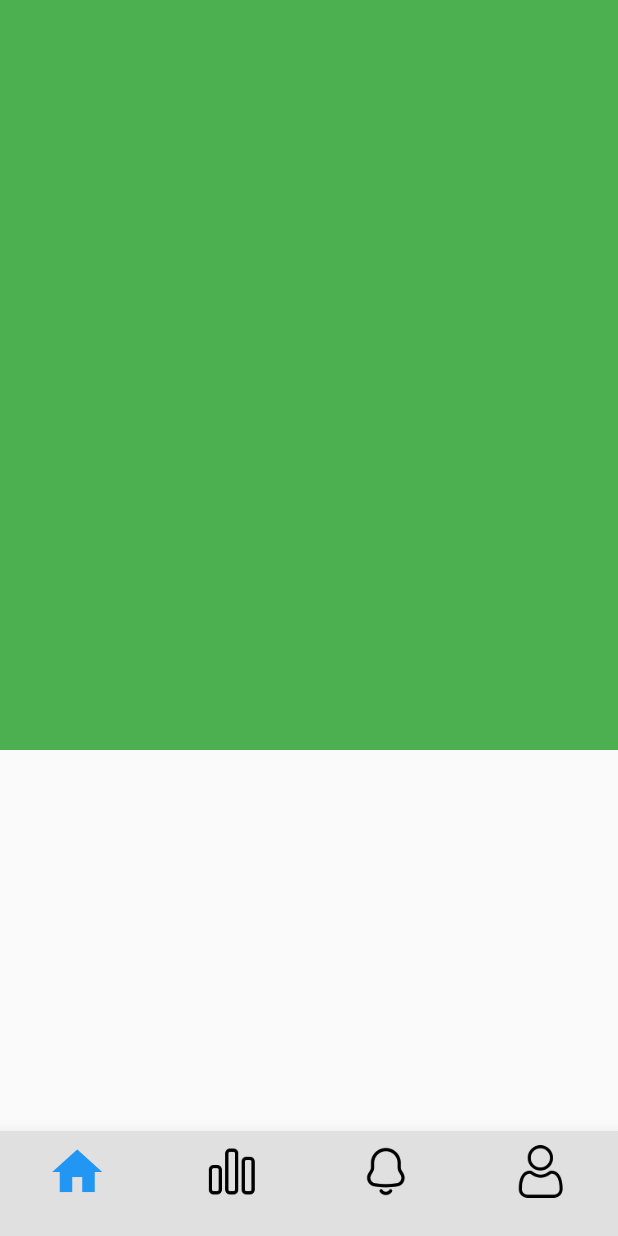
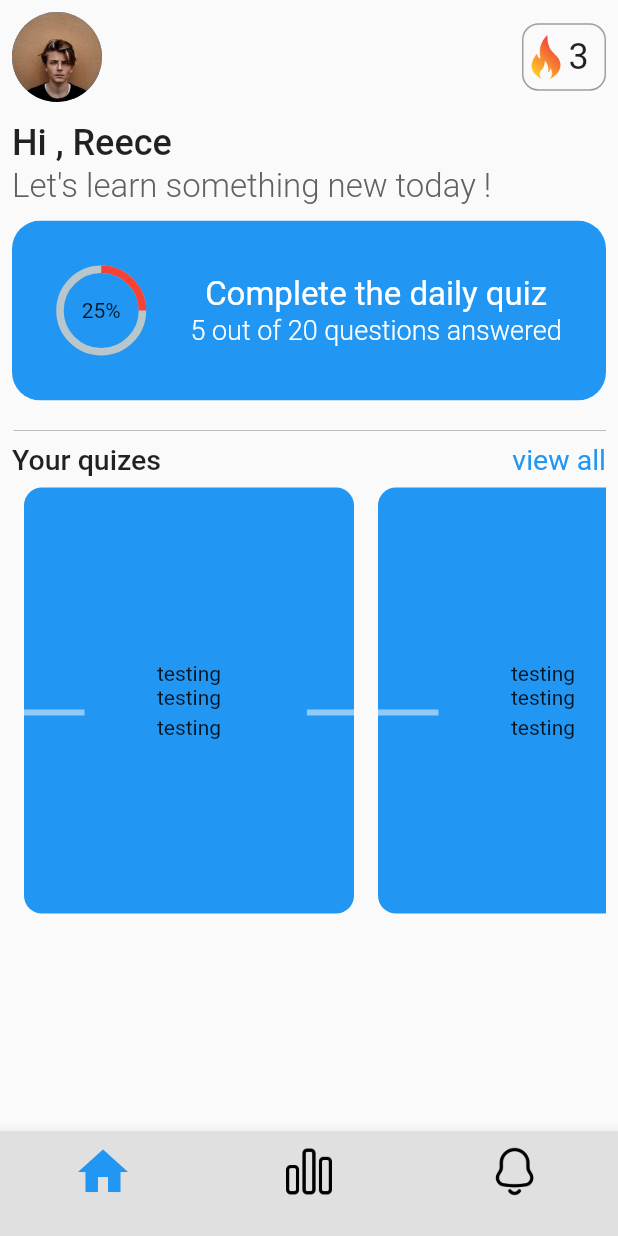
Before and after one commit to Adomakojohn/quizapp, a Flutter app: the screen it shows after launch, on a phone screen of 412 x 824 dp. Run offline on Flutter 3.47's test engine with Material 2 defaults, Android fonts, the phone set to English and light mode, and no system bars; drawn by our look-alikes of percent_indicator; our stand-ins replace google_fonts.

Commit message:
made some changes

```diff
--- /dev/null
+++ b/lib/models/your_quiz_model.dart
@@ -0,0 +1,39 @@
+import 'package:flutter/material.dart';
+
+class YourQuizModel extends StatefulWidget {
+  final String subjectName;
+  final String answeredQuestion;
+  final String questions;
+  const YourQuizModel({
+    super.key,
+    required this.subjectName ,
+    required this.answeredQuestion,
+    required this.questions
+  });
+
+  @override
+  State<YourQuizModel> createState() => _YourQuizModelState();
+}
+
+class _YourQuizModelState extends State<YourQuizModel> {
+  @override
+  Widget build(BuildContext context) {
+    return Padding(
+      padding: const EdgeInsets.all(8.0),
+      child: Container(
+        height: 160,
+        width: 220,
+        decoration: BoxDecoration(
+            color: Colors.blue, borderRadius: BorderRadius.circular(12),),
+            child: Column( crossAxisAlignment: CrossAxisAlignment.center,mainAxisAlignment: MainAxisAlignment.center,
+              children: [
+                Text(widget.subjectName),
+                Text(widget.answeredQuestion),
+                const LinearProgressIndicator(),
+                Text(widget.questions)
+              ],
+            ),
+      ),
+    );
+  }
+}
--- a/lib/screens/bottom_nav_bar.dart
+++ b/lib/screens/bottom_nav_bar.dart
@@ -10,7 +10,7 @@ class BottomNavBar extends StatefulWidget {
 }
 
 class _BottomNavBarState extends State<BottomNavBar> {
-  final List _pages = [const HomePage(),Container(),Container(),Container(),];
+  final List _pages = [const HomePage(),Container(),Container(),];
   int _selectedIndex = 0;
   void _navigateBottomBar(int index) {
     setState(() {
@@ -46,13 +46,6 @@ class _BottomNavBarState extends State<BottomNavBar> {
                 height: 35,
               ),
               label: ""),
-          BottomNavigationBarItem(
-              icon: Image.asset(
-                "Assets/icons/user.png",
-                width: 35,
-                height: 35,
-              ),
-              label: ""),
         ],
       ),
     );
--- a/lib/screens/home_screen.dart
+++ b/lib/screens/home_screen.dart
@@ -1,4 +1,7 @@
 import 'package:flutter/material.dart';
+import 'package:google_fonts/google_fonts.dart';
+import 'package:percent_indicator/circular_percent_indicator.dart';
+import 'package:quizapp/models/your_quiz_model.dart';
 
 class HomePage extends StatefulWidget {
   const HomePage({super.key});
@@ -10,11 +13,148 @@ class HomePage extends StatefulWidget {
 class _HomePageState extends State<HomePage> {
   @override
   Widget build(BuildContext context) {
-    return  Scaffold(
-      body: Container(
-        height: 500,
-        width: 500,
-        color: Colors.green,
+    return Scaffold(
+      body: SafeArea(
+        child: Padding(
+          padding: const EdgeInsets.all(8.0),
+          child: SingleChildScrollView(
+            physics: const BouncingScrollPhysics(),
+            child: Column(
+              crossAxisAlignment: CrossAxisAlignment.start,
+              children: [
+                Row(
+                  mainAxisAlignment: MainAxisAlignment.spaceBetween,
+                  children: [
+                    const CircleAvatar(
+                      radius: 30,
+                      backgroundImage: AssetImage("Assets/images/Pf5.jpg"),
+                    ),
+                    Container(
+                      alignment: Alignment.center,
+                      width: 56,
+                      height: 45,
+                      decoration: BoxDecoration(
+                        borderRadius: BorderRadius.circular(11),
+                        color: Colors.transparent,
+                        border: Border(
+                            bottom: BorderSide(color: Colors.grey.shade500),
+                            top: BorderSide(color: Colors.grey.shade500),
+                            right: BorderSide(color: Colors.grey.shade500),
+                            left: BorderSide(color: Colors.grey.shade500)),
+                      ),
+                      child: Row(
+                        children: [
+                          Image.asset(
+                            "Assets/images/fire.png",
+                            width: 30,
+                            height: 30,
+                          ),
+                          const Text(
+                            "3",
+                            style: TextStyle(fontSize: 24),
+                          )
+                        ],
+                      ),
+                    )
+                  ],
+                ),
+                const SizedBox(
+                  height: 13,
+                ),
+                const Text(
+                  "Hi , Reece",
+                  style: TextStyle(fontSize: 24, fontWeight: FontWeight.w500),
+                ),
+                const SizedBox(
+                  height: 2,
+                ),
+                Text(
+                  "Let's learn something new today !",
+                  style: TextStyle(
+                    fontSize: 22,
+                    fontWeight: FontWeight.w300,
+                    color: Colors.grey.shade700,
+                  ),
+                ),
+                const SizedBox(
+                  height: 10,
+                ),
+                ClipRRect(
+                  borderRadius: BorderRadius.circular(19),
+                  child: Container(
+                    height: 120,
+                    width: double.infinity,
+                    color: Colors.blue,
+                    child: Row(
+                      mainAxisAlignment: MainAxisAlignment.spaceEvenly,
+                      children: [
+                        CircularPercentIndicator(
+                          radius: 30,
+                          center: const Text("25%"),
+                          percent: 0.25,
+                        ),
+                        const Column(
+                          crossAxisAlignment: CrossAxisAlignment.center,
+                          mainAxisAlignment: MainAxisAlignment.center,
+                          children: [
+                            Text(
+                              "Complete the daily quiz",
+                              style:
+                                  TextStyle(fontSize: 22, color: Colors.white),
+                            ),
+                            Text(
+                              "5 out of 20 questions answered",
+                              style: TextStyle(
+                                  fontSize: 18,
+                                  color: Colors.white,
+                                  fontWeight: FontWeight.w300),
+                            ),
+                          ],
+                        )
+                      ],
+                    ),
+                  ),
+                ),
+                const SizedBox(
+                  height: 12,
+                ),
+                Divider(
+                  indent: 1,
+                  color: Colors.grey.shade400,
+                ),
+                const Row(
+                  mainAxisAlignment: MainAxisAlignment.spaceBetween,
+                  children: [
+                    Text(
+                      "Your quizes",
+                      style:
+                          TextStyle(fontSize: 19, fontWeight: FontWeight.w500),
+                    ),
+                    Text(
+                      "view all",
+                      style: TextStyle(
+                          fontSize: 19,
+                          fontWeight: FontWeight.w400,
+                          color: Colors.blue),
+                    ),
+                  ],
+                ),
+                SizedBox(height: 300, width: double.infinity,
+                  child: ListView.builder(scrollDirection: Axis.horizontal,
+                  itemCount: 3,
+                    itemBuilder: (context, index) {
+                      return const YourQuizModel(
+                        subjectName: "testing",
+                        answeredQuestion: "testing",
+                        questions: "testing",
+                      );
+                    },
+                  ),
+                )
+              ],
+            ),
+          ),
+        ),
       ),
     );
   }
```
Also changed, not shown: Assets/images/Pf5.jpg (added), Assets/images/Pf6.jpg (deleted), Assets/images/fire.png (added).
